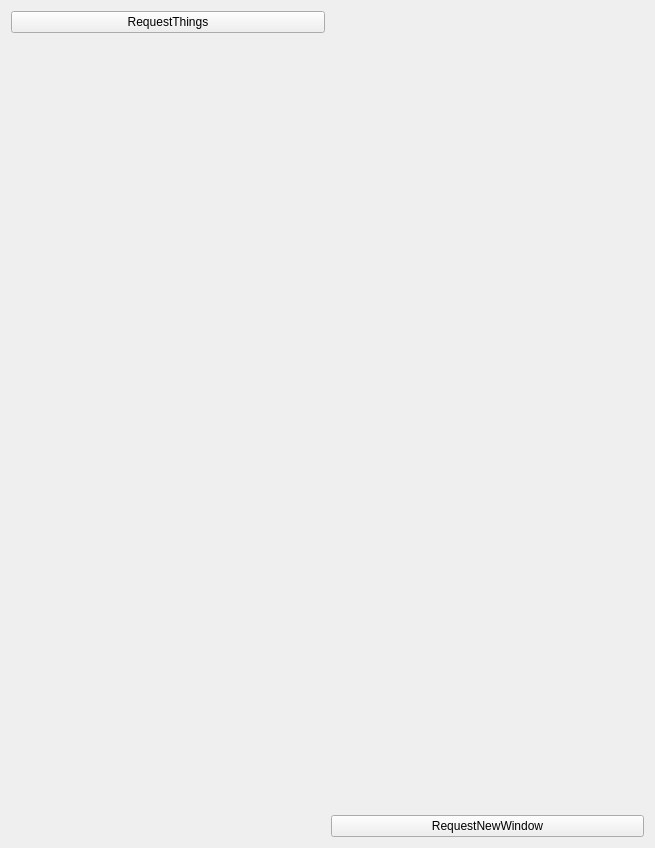
First picture: the form in nvkmainwindow.ui, repository NVKShop/nvk-client, before the edit.
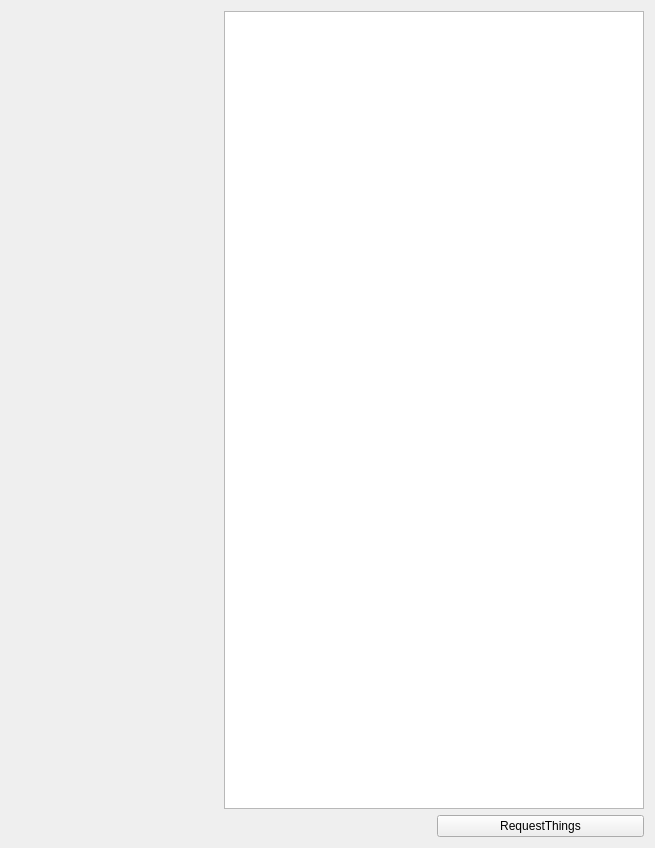
Second picture: the form after the edit.

Patch:
```diff
--- a/nvkmainwindow.ui
+++ b/nvkmainwindow.ui
@@ -16,26 +16,22 @@
   <widget class="QWidget" name="centralWidget">
    <layout class="QGridLayout" name="gridLayout">
     <item row="0" column="0">
-     <widget class="QPushButton" name="requestThingsButton">
-      <property name="text">
-       <string>RequestThings</string>
-      </property>
-     </widget>
-    </item>
-    <item row="1" column="0">
      <widget class="QLabel" name="replyLabel">
       <property name="text">
        <string/>
       </property>
      </widget>
     </item>
-    <item row="2" column="1">
-     <widget class="QPushButton" name="mapButton">
+    <item row="1" column="2">
+     <widget class="QPushButton" name="requestThingsButton">
       <property name="text">
-       <string>RequestNewWindow</string>
+       <string>RequestThings</string>
       </property>
      </widget>
     </item>
+    <item row="0" column="1" colspan="2">
+     <widget class="QGraphicsView" name="productsView"/>
+    </item>
    </layout>
   </widget>
  </widget>
```
